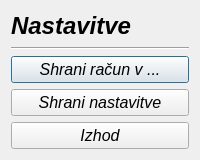
First picture: the form in settings.ui, repository MaxMaxy/racun, before the edit.
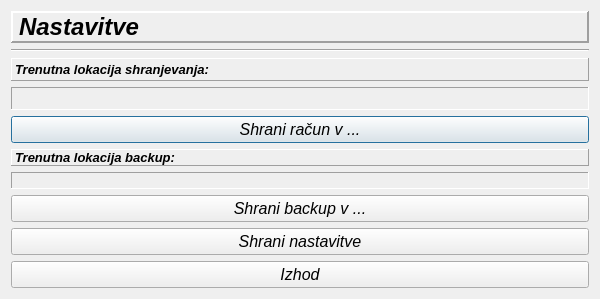
Second picture: the form after the edit.

```diff
--- a/settings.ui
+++ b/settings.ui
@@ -6,8 +6,8 @@
    <rect>
     <x>0</x>
     <y>0</y>
-    <width>200</width>
-    <height>160</height>
+    <width>600</width>
+    <height>299</height>
    </rect>
   </property>
   <property name="sizePolicy">
@@ -18,14 +18,14 @@
   </property>
   <property name="minimumSize">
    <size>
-    <width>200</width>
-    <height>160</height>
+    <width>250</width>
+    <height>205</height>
    </size>
   </property>
   <property name="maximumSize">
    <size>
-    <width>200</width>
-    <height>160</height>
+    <width>600</width>
+    <height>600</height>
    </size>
   </property>
   <property name="font">
@@ -54,6 +54,15 @@
            <bold>true</bold>
           </font>
          </property>
+         <property name="frameShape">
+          <enum>QFrame::Panel</enum>
+         </property>
+         <property name="frameShadow">
+          <enum>QFrame::Raised</enum>
+         </property>
+         <property name="lineWidth">
+          <number>2</number>
+         </property>
          <property name="text">
           <string>Nastavitve</string>
          </property>
@@ -73,10 +82,63 @@
        </item>
       </layout>
      </item>
+     <item>
+      <widget class="QLabel" name="label_2">
+       <property name="sizePolicy">
+        <sizepolicy hsizetype="MinimumExpanding" vsizetype="MinimumExpanding">
+         <horstretch>0</horstretch>
+         <verstretch>0</verstretch>
+        </sizepolicy>
+       </property>
+       <property name="font">
+        <font>
+         <weight>75</weight>
+         <bold>true</bold>
+        </font>
+       </property>
+       <property name="frameShape">
+        <enum>QFrame::Panel</enum>
+       </property>
+       <property name="frameShadow">
+        <enum>QFrame::Raised</enum>
+       </property>
+       <property name="text">
+        <string>Trenutna lokacija shranjevanja:</string>
+       </property>
+      </widget>
+     </item>
+     <item>
+      <widget class="QLabel" name="label_lokacija">
+       <property name="sizePolicy">
+        <sizepolicy hsizetype="MinimumExpanding" vsizetype="MinimumExpanding">
+         <horstretch>0</horstretch>
+         <verstretch>0</verstretch>
+        </sizepolicy>
+       </property>
+       <property name="frameShape">
+        <enum>QFrame::Panel</enum>
+       </property>
+       <property name="frameShadow">
+        <enum>QFrame::Sunken</enum>
+       </property>
+       <property name="text">
+        <string/>
+       </property>
+       <property name="alignment">
+        <set>Qt::AlignLeading|Qt::AlignLeft|Qt::AlignVCenter</set>
+       </property>
+      </widget>
+     </item>
      <item>
       <layout class="QVBoxLayout" name="verticalLayout_3">
        <item>
         <widget class="QPushButton" name="pushButton_nastaviShrani">
+         <property name="sizePolicy">
+          <sizepolicy hsizetype="MinimumExpanding" vsizetype="Expanding">
+           <horstretch>0</horstretch>
+           <verstretch>0</verstretch>
+          </sizepolicy>
+         </property>
          <property name="font">
           <font>
            <family>MS Sans Serif</family>
@@ -89,8 +151,76 @@
          </property>
         </widget>
        </item>
+       <item>
+        <widget class="QLabel" name="label_3">
+         <property name="sizePolicy">
+          <sizepolicy hsizetype="MinimumExpanding" vsizetype="MinimumExpanding">
+           <horstretch>0</horstretch>
+           <verstretch>0</verstretch>
+          </sizepolicy>
+         </property>
+         <property name="font">
+          <font>
+           <weight>75</weight>
+           <bold>true</bold>
+          </font>
+         </property>
+         <property name="frameShape">
+          <enum>QFrame::Panel</enum>
+         </property>
+         <property name="frameShadow">
+          <enum>QFrame::Raised</enum>
+         </property>
+         <property name="text">
+          <string>Trenutna lokacija backup:</string>
+         </property>
+        </widget>
+       </item>
+       <item>
+        <widget class="QLabel" name="label_backupLokacija">
+         <property name="sizePolicy">
+          <sizepolicy hsizetype="MinimumExpanding" vsizetype="MinimumExpanding">
+           <horstretch>0</horstretch>
+           <verstretch>0</verstretch>
+          </sizepolicy>
+         </property>
+         <property name="frameShape">
+          <enum>QFrame::Panel</enum>
+         </property>
+         <property name="frameShadow">
+          <enum>QFrame::Sunken</enum>
+         </property>
+         <property name="text">
+          <string/>
+         </property>
+        </widget>
+       </item>
+       <item>
+        <widget class="QPushButton" name="pushButton">
+         <property name="sizePolicy">
+          <sizepolicy hsizetype="MinimumExpanding" vsizetype="MinimumExpanding">
+           <horstretch>0</horstretch>
+           <verstretch>0</verstretch>
+          </sizepolicy>
+         </property>
+         <property name="font">
+          <font>
+           <pointsize>12</pointsize>
+          </font>
+         </property>
+         <property name="text">
+          <string>Shrani backup v ...</string>
+         </property>
+        </widget>
+       </item>
        <item>
         <widget class="QPushButton" name="pushButton_shraniV">
+         <property name="sizePolicy">
+          <sizepolicy hsizetype="MinimumExpanding" vsizetype="MinimumExpanding">
+           <horstretch>0</horstretch>
+           <verstretch>0</verstretch>
+          </sizepolicy>
+         </property>
          <property name="font">
           <font>
            <family>MS Sans Serif</family>
@@ -105,6 +235,12 @@
        </item>
        <item>
         <widget class="QPushButton" name="pushButton_izhod">
+         <property name="sizePolicy">
+          <sizepolicy hsizetype="MinimumExpanding" vsizetype="MinimumExpanding">
+           <horstretch>0</horstretch>
+           <verstretch>0</verstretch>
+          </sizepolicy>
+         </property>
          <property name="font">
           <font>
            <family>MS Sans Serif</family>
```
